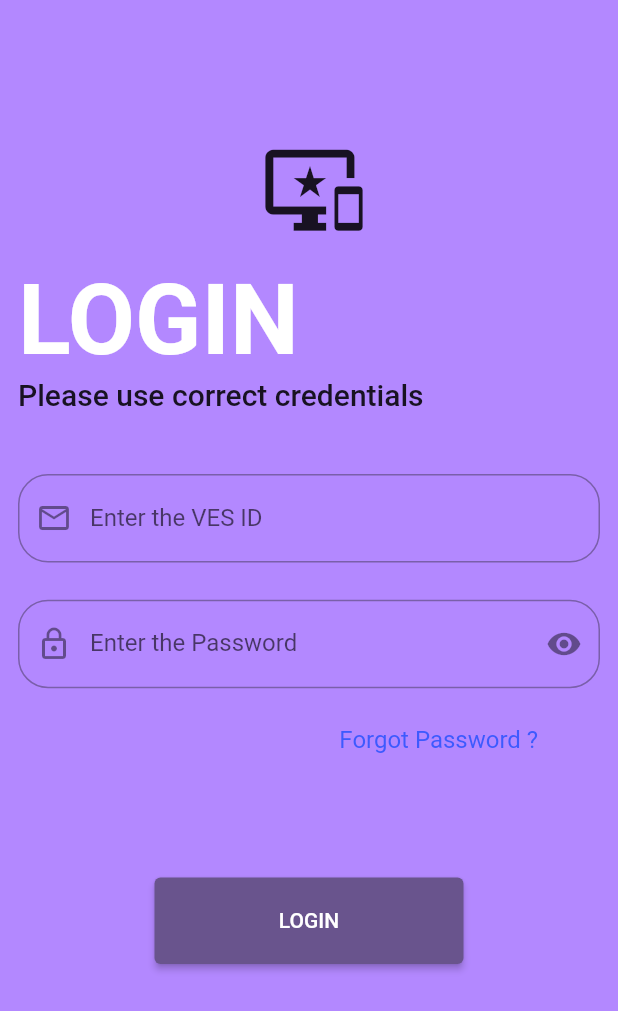
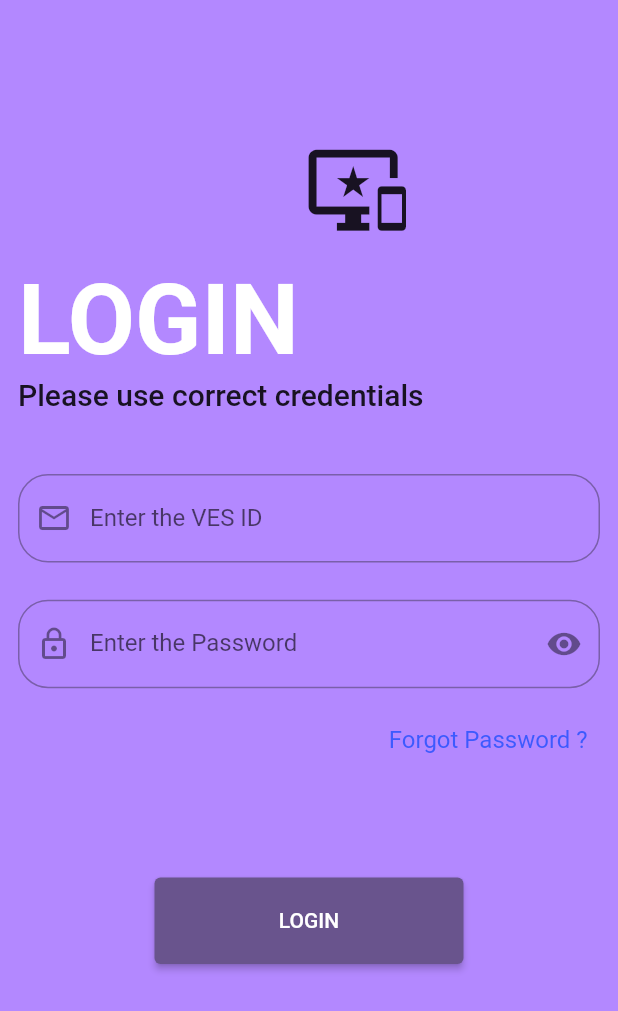
Before and after one commit to tejasgadge2504/RAILEASE, a Flutter app: the screen it shows after launch, after a tap on "LOGIN", on a phone screen of 412 x 824 dp. Shown: the top 1011 px of the screen. Run offline on Flutter 3.47's test engine with Material 3 defaults, Android fonts, the phone set to English and light mode, and no system bars.

Commit message:
tejas gadge updated the code

```diff
--- a/lib/LoginPage.dart
+++ b/lib/LoginPage.dart
@@ -11,11 +11,20 @@ class LoginPage extends StatelessWidget{
   bool passToggle = true;
 
   @override
+  void dispose(){
+    // super.dispose();
+    emailController.dispose();
+    passwordController.dispose();
+  }
+
+  @override
   Widget build(BuildContext context) {
 
     var size = MediaQuery.of(context).size;
 
     return Scaffold(
+
+
 
       backgroundColor: tlogin_color.shade100 ,
       body: SingleChildScrollView(
@@ -33,7 +42,7 @@ class LoginPage extends StatelessWidget{
 
                 Row(
                    children: [
-                     SizedBox(width: size.width*0.4,),
+                     SizedBox(width: size.width*0.47,),
                      Icon(Icons.important_devices,size: 65.0,),
                    ],
                 ),
@@ -63,6 +72,7 @@ class LoginPage extends StatelessWidget{
                       ),
                       SizedBox(height: size.height*0.03,),
                       TextFormField(
+                        obscureText: passToggle,
                         keyboardType: TextInputType.visiblePassword,
                         controller: passwordController,
                         style: TextStyle(color: Colors.white),
@@ -71,7 +81,18 @@ class LoginPage extends StatelessWidget{
                           labelText: tpasswd_Input,suffixStyle: TextStyle(fontWeight: FontWeight.w900),
                           hintText: tpasswd_Input,prefixStyle: TextStyle(color: Colors.white),
                           border: OutlineInputBorder(borderRadius: BorderRadius.all(Radius.circular(20.0)),borderSide: BorderSide(color: tButton_border)),
-                          suffixIcon: Icon(Icons.remove_red_eye,),
+                          suffixIcon:Icon(Icons.remove_red_eye,),
+                          //
+                          //
+                          //
+                          // InkWell(
+                          //     onTap: (){
+                          //       passToggle=false;
+                          //     },
+                          //     child:
+                          //
+                          // ),
+
 
                         ),
                       ),
@@ -81,7 +102,7 @@ class LoginPage extends StatelessWidget{
 
                      Row(
                        children: [
-                         SizedBox(width: size.width*0.52,),
+                         SizedBox(width: size.width*0.6,),
                          InkWell(
 
                              onTap: (){},
@@ -103,7 +124,7 @@ class LoginPage extends StatelessWidget{
                        child: ElevatedButton(
                          onPressed: (){
                          // if(){
-                           Navigator.of(context).push(_createRoute());
+                           Navigator.of(context).pushReplacement(_createRoute());
                          // }
                          // else{
                          //   Text('Invalid Credentials please fill correctly');
--- a/lib/Mypage.dart
+++ b/lib/Mypage.dart
@@ -27,10 +27,7 @@ class Mypage extends StatelessWidget {
             onPressed: () {
               if (child == 'Apply for Consession') {
                 // Handle navigation to Registration
-                Navigator.push(
-                  context,
-                  MaterialPageRoute(builder: (context) => registration()),
-                );
+                Navigator.of(context).push(MaterialPageRoute(builder: (context) => registration(),));
               } else {
                 // Handle other actions if needed
               }
```
Also changed, not shown: lib/SlideBar.dart (+8 -2 lines).
